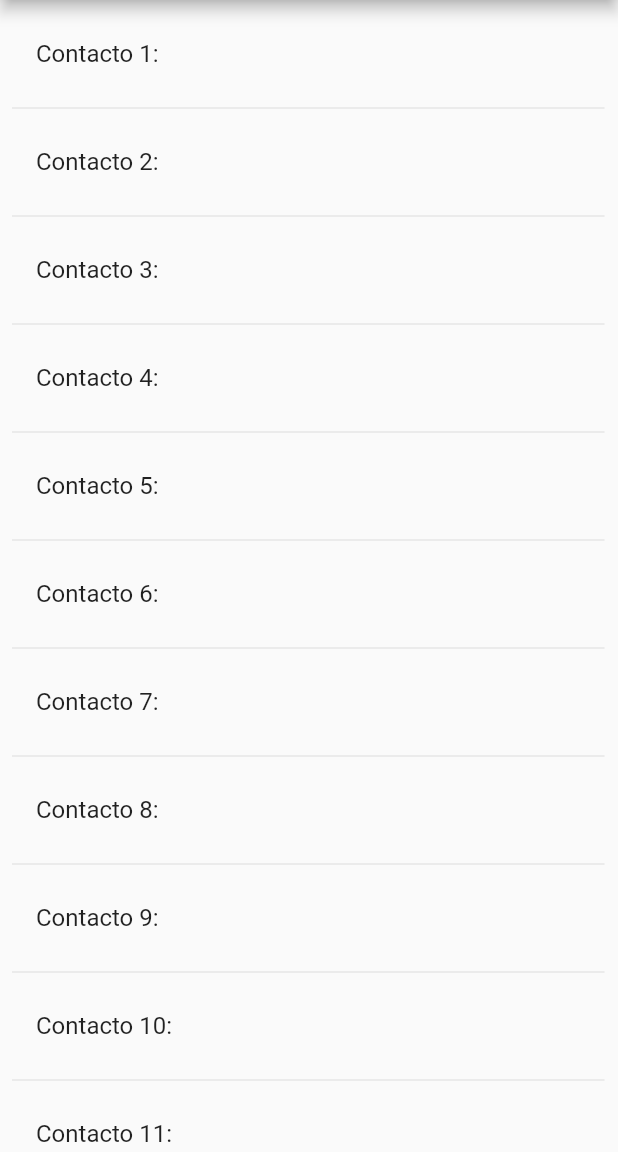
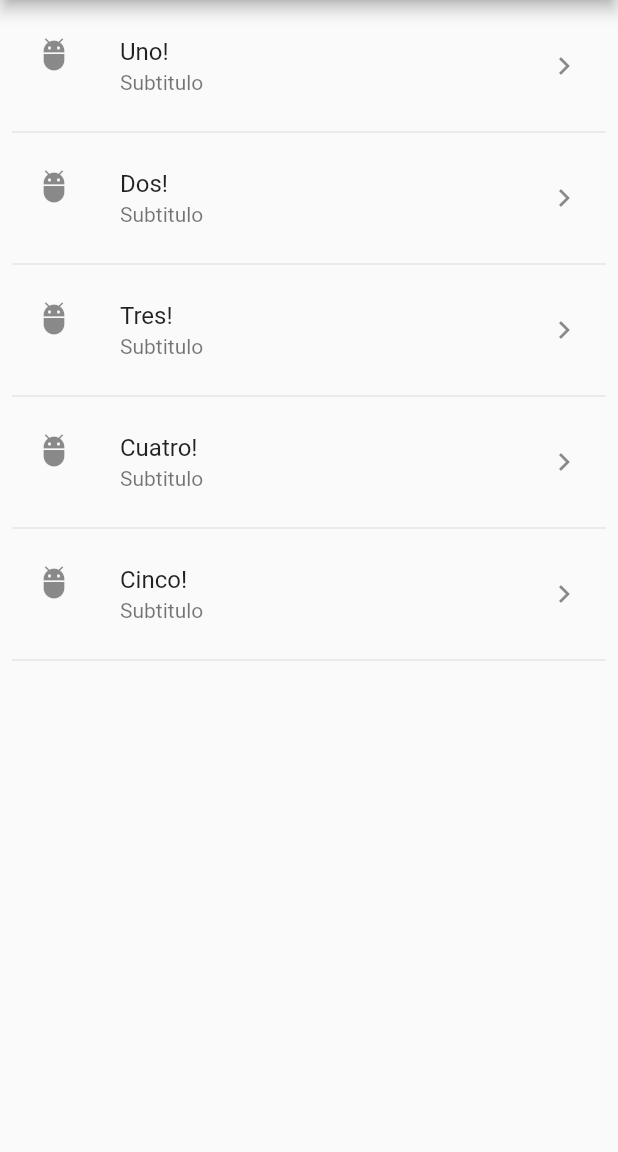
Before and after one commit to coreDeiv/my-first-app, a Flutter app: the screen it shows after launch, on a phone screen of 412 x 824 dp, the part 84-1236 px from its top. Run offline on Flutter 3.47's test engine with Material 2 defaults, Android fonts, the phone set to English and light mode, and no system bars.

Commit message:
[Componentes de Flutter] Clase 63
Metodo map de las listas y 'ListTile'

```diff
--- a/lib/src/pages/home_temp.dart
+++ b/lib/src/pages/home_temp.dart
@@ -11,29 +11,47 @@ class HomePageTemp extends StatelessWidget {
       ),
       body: ListView(
         padding: const EdgeInsets.all(8),
-        children: crearItems(),
+        children: _crearItemsCorta(),
       ),
     );
   }
 
   List<Widget> crearItems() {
     List<Widget> lista = new List<Widget>();
-    for (var i = 1; i <= 15; i++) {
+    // for (var i = 1; i <= 15; i++) {
+    //   final tempWidget = ListTile(
+    //     title: Text("Contacto " + "$i" + ": "),
+    //   );
+    //   lista.add(tempWidget);
+    //   lista.add(Divider(
+    //     color: Colors.blueAccent[50],
+    //     endIndent: 1,
+    //   ));
+    // }
+    for (String opcion in opcionesDeLista) {
       final tempWidget = ListTile(
-        title: Text("Contacto " + "$i" + ": "),
+        title: Text(opcion),
       );
       lista.add(tempWidget);
-      lista.add(Divider(
-        color: Colors.blueAccent[50],
-        endIndent: 1,
-      ));
     }
-    // for (var opcion in opcionesDeLista) {
-    //   final tempWidget = ListTile(
-    //     title: Text(opcion),
-    //   );
-    //   lista.add(tempWidget);
-    // }
     return lista;
   }
+
+  List<Widget> _crearItemsCorta() {
+    var widgets = opcionesDeLista.map((producto) {
+      return Column(
+        children: [
+          ListTile(
+            title: Text(producto + '!'),
+            subtitle: Text('Subtitulo'),
+            leading: Icon(Icons.adb),
+            trailing: Icon(Icons.keyboard_arrow_right),
+            onTap: () => {},
+          ),
+          Divider()
+        ],
+      );
+    }).toList();
+    return widgets;
+  }
 }
```
